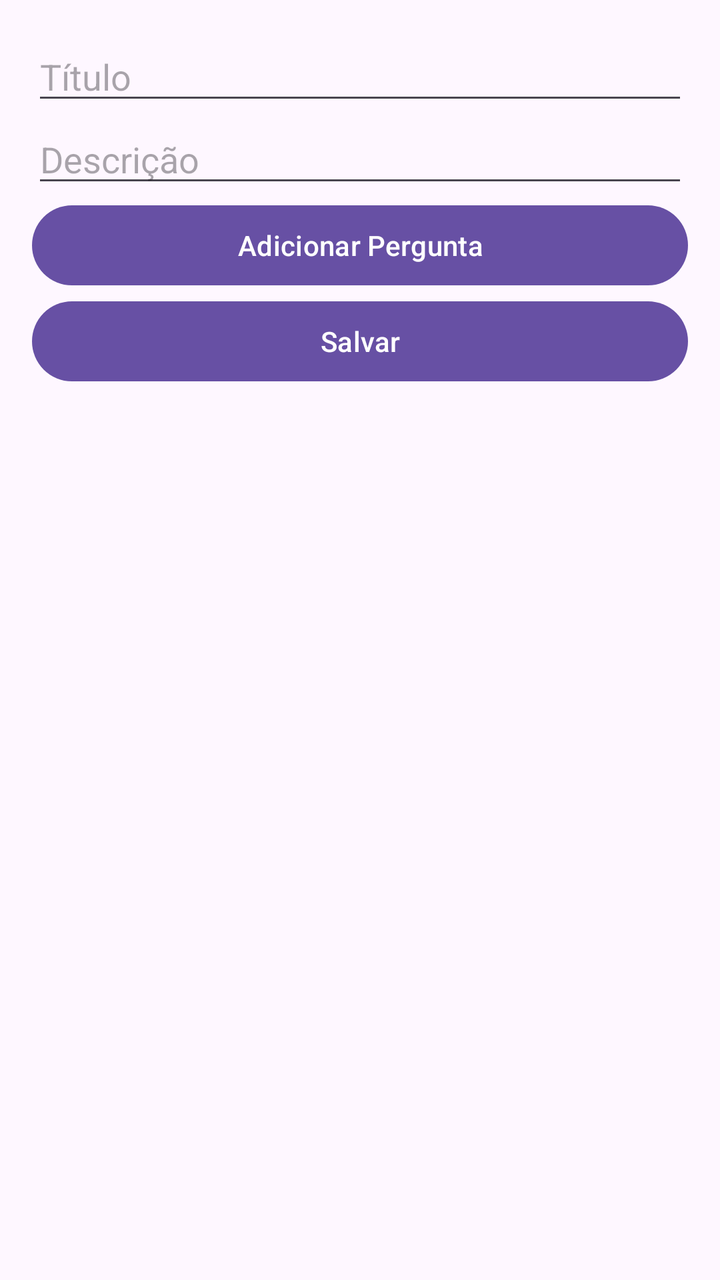
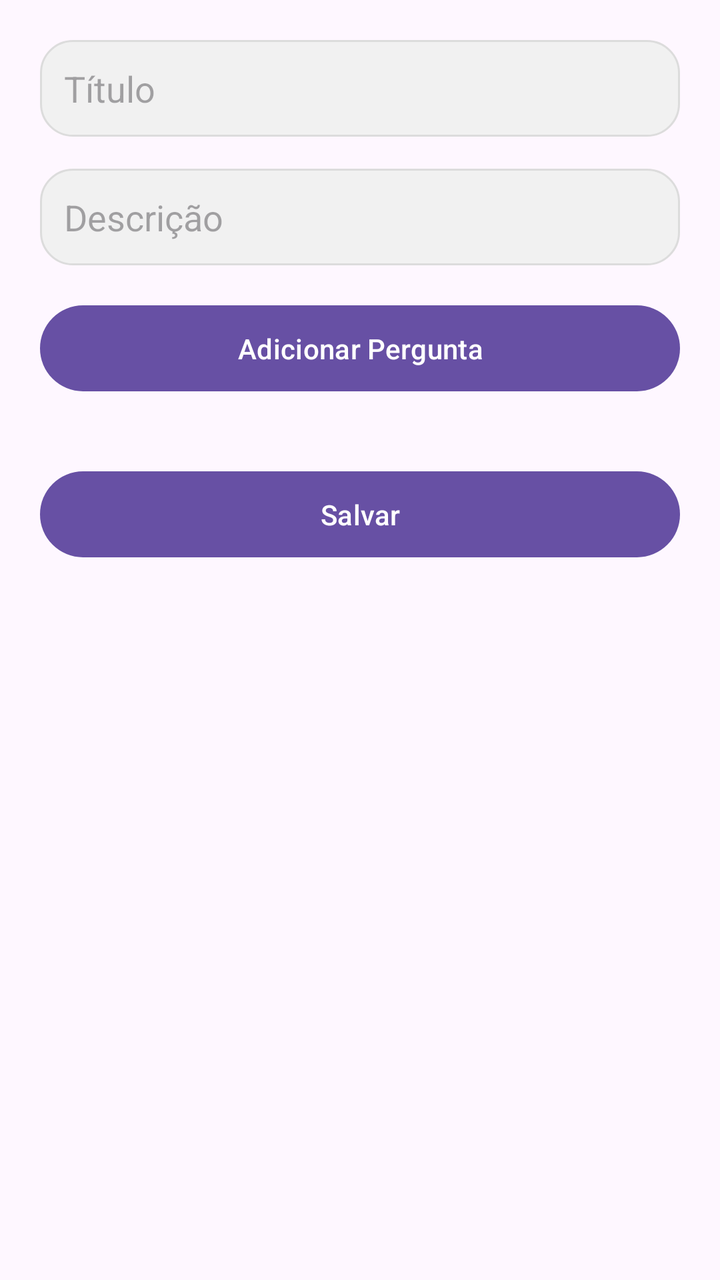

Before-and-after screenshots of an Android layout around one commit, followed by the original layout XML and the change that was made.
<!-- AndroidManifest.xml: application theme Theme.Material3.Light -->
<!-- res/layout/activity_form.xml -->
<?xml version="1.0" encoding="utf-8"?>
<LinearLayout xmlns:android="http://schemas.android.com/apk/res/android"
    android:layout_width="match_parent"
    android:layout_height="match_parent"
    android:orientation="vertical"
    android:padding="16dp">

    <EditText
        android:id="@+id/editTextTitulo"
        android:layout_width="match_parent"
        android:layout_height="wrap_content"
        android:hint="Título" />

    <EditText
        android:id="@+id/editTextDescricao"
        android:layout_width="match_parent"
        android:layout_height="wrap_content"
        android:hint="Descrição" />

    <Button
        android:id="@+id/buttonAdicionarPergunta"
        android:layout_width="match_parent"
        android:layout_height="wrap_content"
        android:text="Adicionar Pergunta" />

    <ListView
        android:id="@+id/listViewPerguntas"
        android:layout_width="match_parent"
        android:layout_height="wrap_content" />

    <Button
        android:id="@+id/buttonSalvar"
        android:layout_width="match_parent"
        android:layout_height="wrap_content"
        android:text="Salvar" />
</LinearLayout>
<!-- resources referenced by this layout -->
<resources>

</resources>

<!-- the commit's change to res/layout/activity_form.xml (unified diff, before → after) -->
@@ -3,34 +3,68 @@
     android:layout_width="match_parent"
     android:layout_height="match_parent"
     android:orientation="vertical"
-    android:padding="16dp">
+    android:padding="20dp"
+    android:gravity="center_horizontal">
 
+    
     <EditText
         android:id="@+id/editTextTitulo"
         android:layout_width="match_parent"
         android:layout_height="wrap_content"
-        android:hint="Título" />
+        android:hint="Título"
+        android:padding="12dp"
+        android:layout_marginBottom="16dp"
+        android:background="@drawable/rounded_edittext"/>
 
+    
     <EditText
         android:id="@+id/editTextDescricao"
         android:layout_width="match_parent"
         android:layout_height="wrap_content"
-        android:hint="Descrição" />
+        android:hint="Descrição"
+        android:padding="12dp"
+        android:layout_marginBottom="16dp"
+        android:background="@drawable/rounded_edittext"/>
 
+    
     <Button
         android:id="@+id/buttonAdicionarPergunta"
         android:layout_width="match_parent"
         android:layout_height="wrap_content"
-        android:text="Adicionar Pergunta" />
+        android:text="Adicionar Pergunta"
+        android:layout_marginBottom="16dp"
+        android:padding="12dp"
+        android:textColor="@android:color/white"/>
 
+    
     <ListView
         android:id="@+id/listViewPerguntas"
         android:layout_width="match_parent"
-        android:layout_height="wrap_content" />
+        android:layout_height="wrap_content"
+        android:layout_marginBottom="16dp"/>
 
+    
     <Button
         android:id="@+id/buttonSalvar"
         android:layout_width="match_parent"
         android:layout_height="wrap_content"
-        android:text="Salvar" />
+        android:text="Salvar"
+        android:padding="12dp"
+        android:textColor="@android:color/white"/>
+
+    
+    <TextView
+        android:id="@+id/textViewLink"
+        android:layout_width="wrap_content"
+        android:layout_height="wrap_content"
+        android:text="O link aparecerá aqui!"
+        android:textSize="16sp"
+        android:textColor="#007BFF"
+        android:visibility="gone"
+        android:layout_marginTop="24dp"
+        android:layout_gravity="center"
+        android:padding="12dp"
+        android:background="@drawable/rounded_border"
+        android:gravity="center"/>
+
 </LinearLayout>
<!-- resource entries referenced after the edit -->
@@ -1,5 +1,18 @@
 <!-- resources referenced by this layout -->
 <resources>
-
+  <!-- drawable rounded_border (drawable) -->
+  <?xml version="1.0" encoding="utf-8"?>
+  <shape xmlns:android="http://schemas.android.com/apk/res/android">
+      <solid android:color="#e0f7fa"/>
+      <corners android:radius="8dp"/>
+      <stroke android:color="#007BFF" android:width="2dp"/>
+  </shape>
+  <!-- drawable rounded_edittext (drawable) -->
+  <?xml version="1.0" encoding="utf-8"?>
+  <shape xmlns:android="http://schemas.android.com/apk/res/android">
+      <solid android:color="#f1f1f1"/>
+      <corners android:radius="16dp"/>
+      <stroke android:color="#dcdcdc" android:width="1dp"/>
+  </shape>
 </resources>
 
